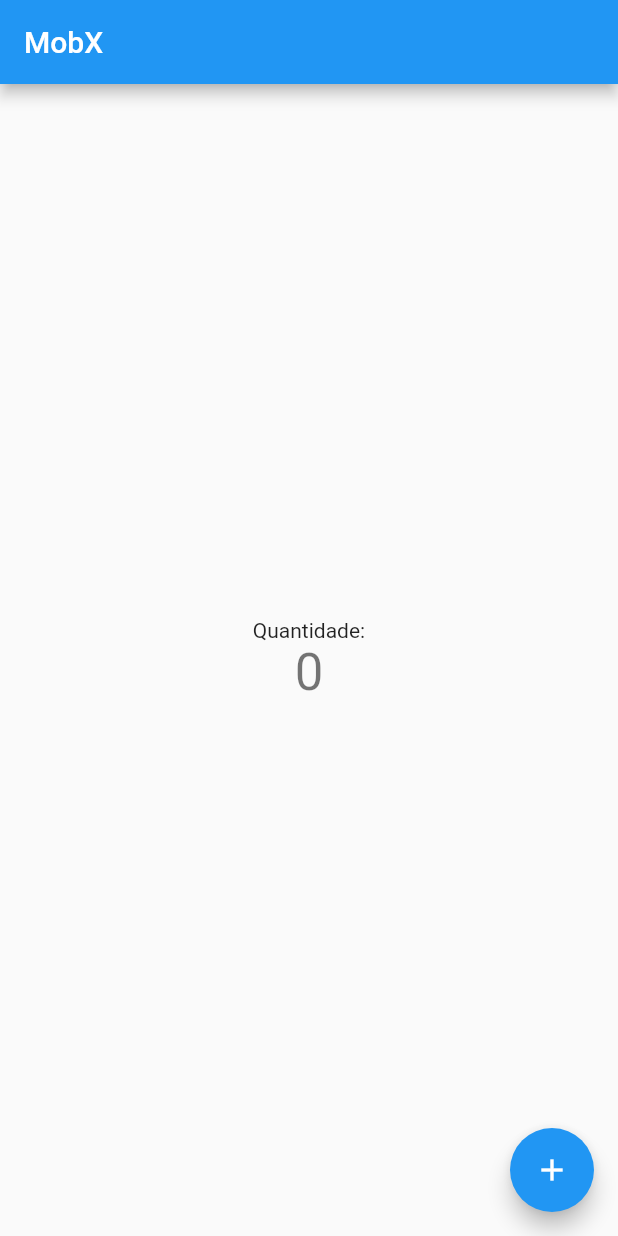
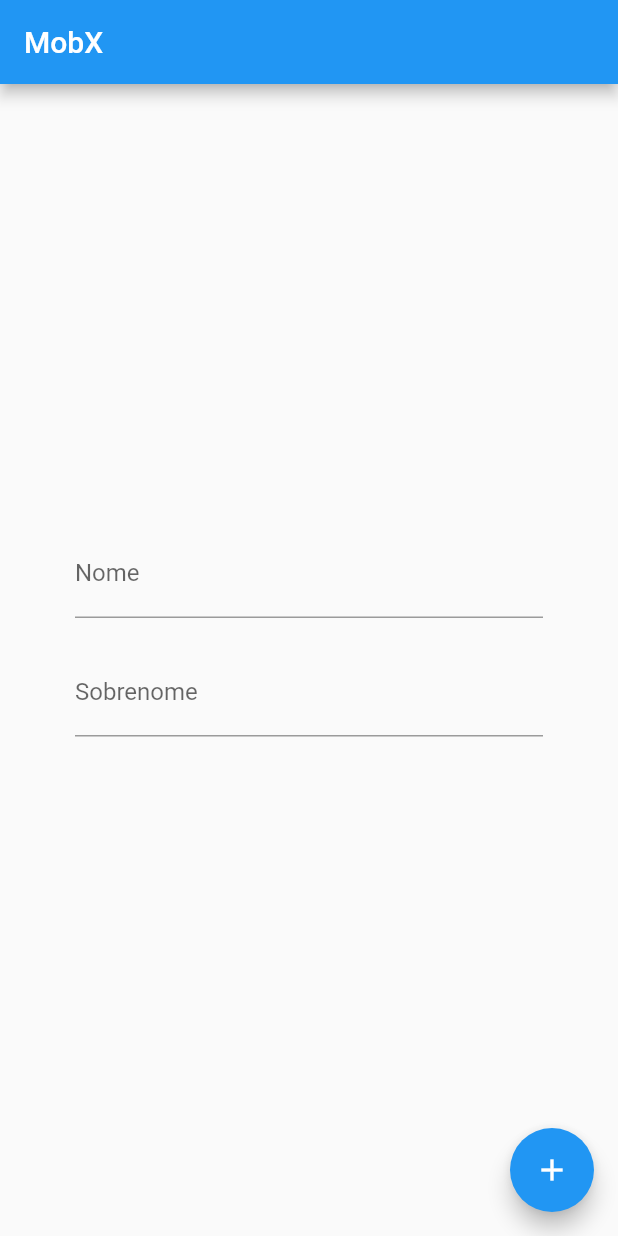
Before and after one commit to gustavovitor/mobx-estudos, a Flutter app: the screen it shows after launch, on a phone screen of 412 x 824 dp. Run offline on Flutter 3.47's test engine with Material 2 defaults, Android fonts, the phone set to English and light mode, and no system bars; our stand-ins replace flutter_mobx, mobx; generated files the repository leaves out were written again.

```diff
--- a/lib/controller.dart
+++ b/lib/controller.dart
@@ -4,13 +4,22 @@ part 'controller.g.dart';
 class Controller = ControllerBase with _$Controller;
 
 abstract class ControllerBase with Store {
+  @observable
+  String nome = '';
 
   @observable
-  int counter = 0;
+  String sobrenome = '';
+
+  @computed
+  String get nomeCompleto => "$nome $sobrenome";
 
   @action
-  increment() {
-    counter++;
+  changeName(String text) {
+    nome = text;
   }
 
+  @action
+  changeSobrenome(String text) {
+    sobrenome = text;
+  }
 }
--- a/lib/main.dart
+++ b/lib/main.dart
@@ -31,27 +31,30 @@ class MyHomePage extends StatelessWidget {
       appBar: AppBar(
         title: Text(title),
       ),
-      body: Center(
+      body: Padding(
+        padding: EdgeInsets.all(50),
+        child: Center(
           child: Column(
             mainAxisAlignment: MainAxisAlignment.center,
             children: <Widget>[
-            Text(
-              'Quantidade:',
+              TextField(
+                decoration: InputDecoration(labelText: 'Nome'),
+                onChanged: controller.changeName,
               ),
-            Observer(
-              builder: (_) {
-                return Text(
-                  '${controller.counter}',
-                  style: Theme.of(context).textTheme.display1,
-                );
-              },
+              SizedBox(height: 20,),
+              TextField(
+                decoration: InputDecoration(labelText: 'Sobrenome'),
+                onChanged: controller.changeSobrenome,
               ),
+              SizedBox(height: 20,),
+              Observer(builder: (_) => Text('${controller.nomeCompleto}'))
             ],
+          ),
         ),
       ),
       floatingActionButton: FloatingActionButton(
         onPressed: () {
-          controller.increment();
+
         },
         tooltip: 'Increment',
         child: Icon(Icons.add),
```
Also changed, not shown: lib/controller.g.dart. Lines whose indentation alone changed are shown as unchanged.
